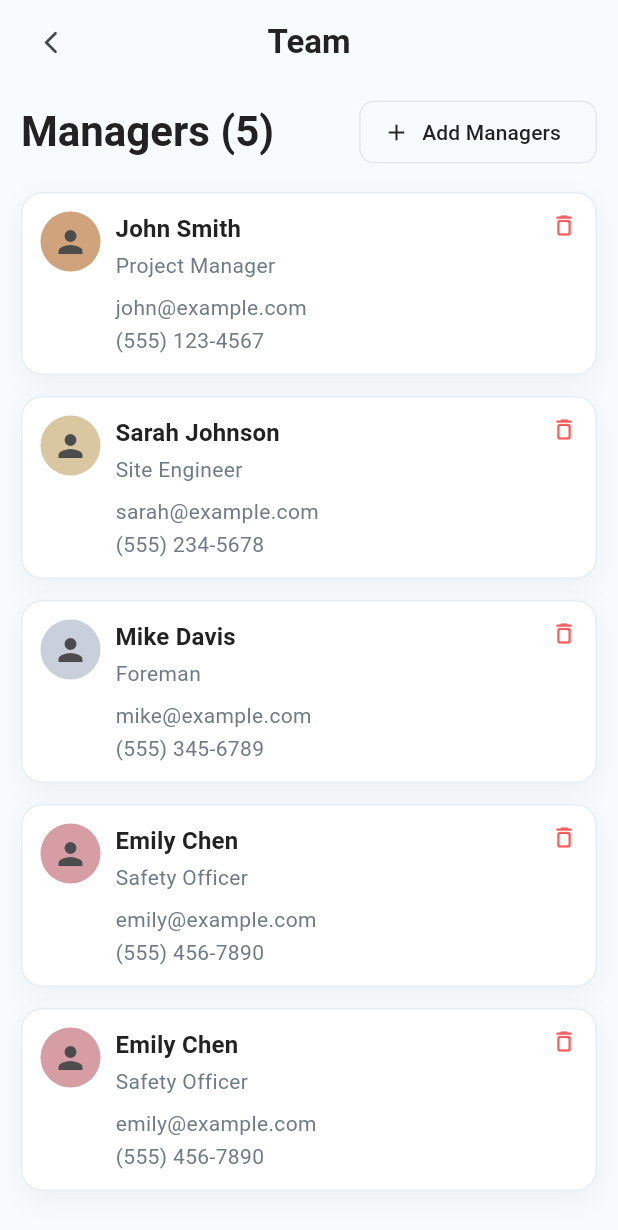
After one commit to mdalifkhandev/finis-pro-dart, a Flutter app: the ProjectTeamScreen screen opened directly, on a phone screen of 412 x 824 dp. The commit adds this screen. Shown: the top 1230 px of the screen. Run offline on Flutter 3.47's test engine with Material 3 defaults, Android fonts, the light colour scheme and no system bars.

Commit message:
Add project team management screen

```diff
--- /dev/null
+++ b/lib/screens/project_team_screen.dart
@@ -0,0 +1,370 @@
+import 'package:flutter/material.dart';
+
+class ProjectTeamScreen extends StatelessWidget {
+  const ProjectTeamScreen({super.key});
+
+  @override
+  Widget build(BuildContext context) {
+    final theme = Theme.of(context);
+
+    return Scaffold(
+      backgroundColor: const Color(0xFFF8FBFD),
+      body: SafeArea(
+        child: Padding(
+          padding: const EdgeInsets.fromLTRB(14, 10, 14, 0),
+          child: Column(
+            children: [
+              SizedBox(
+                height: 36,
+                child: Stack(
+                  alignment: Alignment.center,
+                  children: [
+                    Align(
+                      alignment: Alignment.centerLeft,
+                      child: IconButton(
+                        onPressed: () => Navigator.of(context).pop(),
+                        icon: const Icon(
+                          Icons.arrow_back_ios_new_rounded,
+                          size: 18,
+                        ),
+                        visualDensity: VisualDensity.compact,
+                      ),
+                    ),
+                    Text(
+                      'Team',
+                      style: theme.textTheme.titleLarge?.copyWith(
+                        fontWeight: FontWeight.w700,
+                        color: const Color(0xFF222222),
+                      ),
+                    ),
+                  ],
+                ),
+              ),
+              const SizedBox(height: 18),
+              Row(
+                children: [
+                  Text(
+                    'Managers (5)',
+                    style: theme.textTheme.headlineSmall?.copyWith(
+                      fontSize: 28,
+                      color: const Color(0xFF222222),
+                      fontWeight: FontWeight.w700,
+                    ),
+                  ),
+                  const Spacer(),
+                  OutlinedButton.icon(
+                    onPressed: () => _showAddManagersSheet(context),
+                    style: OutlinedButton.styleFrom(
+                      minimumSize: const Size(132, 42),
+                      foregroundColor: const Color(0xFF222222),
+                      side: const BorderSide(color: Color(0xFFE2E8EE)),
+                      shape: RoundedRectangleBorder(
+                        borderRadius: BorderRadius.circular(10),
+                      ),
+                    ),
+                    icon: const Icon(Icons.add, size: 18),
+                    label: const Text('Add Managers'),
+                  ),
+                ],
+              ),
+              const SizedBox(height: 16),
+              Expanded(
+                child: ListView(
+                  padding: const EdgeInsets.only(bottom: 18),
+                  children: const [
+                    _MemberCard(
+                      name: 'John Smith',
+                      role: 'Project Manager',
+                      email: 'john@example.com',
+                      phone: '(555) 123-4567',
+                      avatarColor: Color(0xFFD0A37D),
+                    ),
+                    _MemberCard(
+                      name: 'Sarah Johnson',
+                      role: 'Site Engineer',
+                      email: 'sarah@example.com',
+                      phone: '(555) 234-5678',
+                      avatarColor: Color(0xFFD8C7A1),
+                    ),
+                    _MemberCard(
+                      name: 'Mike Davis',
+                      role: 'Foreman',
+                      email: 'mike@example.com',
+                      phone: '(555) 345-6789',
+                      avatarColor: Color(0xFFC9D0DB),
+                    ),
+                    _MemberCard(
+                      name: 'Emily Chen',
+                      role: 'Safety Officer',
+                      email: 'emily@example.com',
+                      phone: '(555) 456-7890',
+                      avatarColor: Color(0xFFD79DA4),
+                    ),
+                    _MemberCard(
+                      name: 'Emily Chen',
+                      role: 'Safety Officer',
+                      email: 'emily@example.com',
+                      phone: '(555) 456-7890',
+                      avatarColor: Color(0xFFD79DA4),
+                      isLast: true,
+                    ),
+                  ],
+                ),
+              ),
+            ],
+          ),
+        ),
+      ),
+    );
+  }
+}
+
+void _showAddManagersSheet(BuildContext context) {
+  showModalBottomSheet<void>(
+    context: context,
+    backgroundColor: Colors.white,
+    isScrollControlled: true,
+    showDragHandle: true,
+    shape: const RoundedRectangleBorder(
+      borderRadius: BorderRadius.vertical(top: Radius.circular(20)),
+    ),
+    builder: (context) => const _AddManagersBottomSheet(),
+  );
+}
+
+class _AddManagersBottomSheet extends StatelessWidget {
+  const _AddManagersBottomSheet();
+
+  @override
+  Widget build(BuildContext context) {
+    final theme = Theme.of(context);
+    final bottomInset = MediaQuery.of(context).viewInsets.bottom;
+
+    return Padding(
+      padding: EdgeInsets.fromLTRB(14, 0, 14, bottomInset + 14),
+      child: Column(
+        mainAxisSize: MainAxisSize.min,
+        crossAxisAlignment: CrossAxisAlignment.start,
+        children: [
+          Text(
+            'Add Team Managers',
+            style: theme.textTheme.titleLarge?.copyWith(
+              color: const Color(0xFF222222),
+              fontWeight: FontWeight.w500,
+            ),
+          ),
+          const SizedBox(height: 12),
+          const _ManagerPickerCard(
+            name: 'Emily Chen',
+            role: 'Safety Officer',
+            avatarColor: Color(0xFFD0A37D),
+            isSelected: true,
+          ),
+          const SizedBox(height: 10),
+          const _ManagerPickerCard(
+            name: 'Emily Chen',
+            role: 'Safety Officer',
+            avatarColor: Color(0xFFD79DA4),
+          ),
+          const SizedBox(height: 10),
+          const _ManagerPickerCard(
+            name: 'Emily Chen',
+            role: 'Safety Officer',
+            avatarColor: Color(0xFFC9D0DB),
+          ),
+          const SizedBox(height: 10),
+          const _ManagerPickerCard(
+            name: 'Emily Chen',
+            role: 'Safety Officer',
+            avatarColor: Color(0xFFD8C7A1),
+          ),
+        ],
+      ),
+    );
+  }
+}
+
+class _ManagerPickerCard extends StatelessWidget {
+  const _ManagerPickerCard({
+    required this.name,
+    required this.role,
+    required this.avatarColor,
+    this.isSelected = false,
+  });
+
+  final String name;
+  final String role;
+  final Color avatarColor;
+  final bool isSelected;
+
+  @override
+  Widget build(BuildContext context) {
+    final theme = Theme.of(context);
+
+    return Container(
+      width: double.infinity,
+      padding: const EdgeInsets.fromLTRB(12, 12, 12, 12),
+      decoration: BoxDecoration(
+        color: Colors.white,
+        borderRadius: BorderRadius.circular(14),
+        border: Border.all(color: const Color(0xFFE7EDF3)),
+        boxShadow: const [
+          BoxShadow(
+            color: Color(0x0C0B2239),
+            blurRadius: 14,
+            offset: Offset(0, 6),
+          ),
+        ],
+      ),
+      child: Row(
+        children: [
+          Container(
+            width: 40,
+            height: 40,
+            decoration: BoxDecoration(
+              color: avatarColor,
+              shape: BoxShape.circle,
+            ),
+            child: const Icon(Icons.person, size: 24, color: Color(0xFF4C4C4C)),
+          ),
+          const SizedBox(width: 10),
+          Expanded(
+            child: Column(
+              crossAxisAlignment: CrossAxisAlignment.start,
+              children: [
+                Text(
+                  name,
+                  style: theme.textTheme.titleMedium?.copyWith(
+                    color: const Color(0xFF222222),
+                    fontWeight: FontWeight.w600,
+                  ),
+                ),
+                const SizedBox(height: 2),
+                Text(
+                  role,
+                  style: theme.textTheme.bodyMedium?.copyWith(
+                    color: const Color(0xFF6F7B86),
+                  ),
+                ),
+              ],
+            ),
+          ),
+          const SizedBox(width: 10),
+          Container(
+            width: 24,
+            height: 24,
+            decoration: BoxDecoration(
+              shape: BoxShape.circle,
+              color: isSelected ? const Color(0xFF6A6BFF) : Colors.white,
+              border: Border.all(
+                color: isSelected
+                    ? const Color(0xFF6A6BFF)
+                    : const Color(0xFF8A8A8A),
+                width: 2,
+              ),
+            ),
+            child: isSelected
+                ? const Icon(Icons.check, size: 14, color: Colors.white)
+                : null,
+          ),
+        ],
+      ),
+    );
+  }
+}
+
+class _MemberCard extends StatelessWidget {
+  const _MemberCard({
+    required this.name,
+    required this.role,
+    required this.email,
+    required this.phone,
+    required this.avatarColor,
+    this.isLast = false,
+  });
+
+  final String name;
+  final String role;
+  final String email;
+  final String phone;
+  final Color avatarColor;
+  final bool isLast;
+
+  @override
+  Widget build(BuildContext context) {
+    final theme = Theme.of(context);
+
+    return Container(
+      margin: EdgeInsets.only(bottom: isLast ? 0 : 14),
+      padding: const EdgeInsets.fromLTRB(12, 12, 12, 12),
+      decoration: BoxDecoration(
+        color: Colors.white,
+        borderRadius: BorderRadius.circular(14),
+        border: Border.all(color: const Color(0xFFE7EDF3)),
+        boxShadow: const [
+          BoxShadow(
+            color: Color(0x0C0B2239),
+            blurRadius: 14,
+            offset: Offset(0, 6),
+          ),
+        ],
+      ),
+      child: Row(
+        crossAxisAlignment: CrossAxisAlignment.start,
+        children: [
+          Container(
+            width: 40,
+            height: 40,
+            decoration: BoxDecoration(
+              color: avatarColor,
+              shape: BoxShape.circle,
+            ),
+            child: const Icon(Icons.person, size: 24, color: Color(0xFF4C4C4C)),
+          ),
+          const SizedBox(width: 10),
+          Expanded(
+            child: Column(
+              crossAxisAlignment: CrossAxisAlignment.start,
+              children: [
+                Text(
+                  name,
+                  style: theme.textTheme.titleMedium?.copyWith(
+                    color: const Color(0xFF222222),
+                    fontWeight: FontWeight.w600,
+                  ),
+                ),
+                const SizedBox(height: 2),
+                Text(
+                  role,
+                  style: theme.textTheme.bodyMedium?.copyWith(
+                    color: const Color(0xFF6F7B86),
+                  ),
+                ),
+                const SizedBox(height: 8),
+                Text(
+                  email,
+                  style: theme.textTheme.bodyMedium?.copyWith(
+                    color: const Color(0xFF6F7B86),
+                  ),
+                ),
+                const SizedBox(height: 2),
+                Text(
+                  phone,
+                  style: theme.textTheme.bodyMedium?.copyWith(
+                    color: const Color(0xFF6F7B86),
+                  ),
+                ),
+              ],
+            ),
+          ),
+          const SizedBox(width: 8),
+          const Icon(
+            Icons.delete_outline_rounded,
+            size: 18,
+            color: Color(0xFFFF5E5E),
+          ),
+        ],
+      ),
+    );
+  }
+}
```
Also changed, not shown: lib/screens/project_details_screen.dart (+12 -1 lines).
